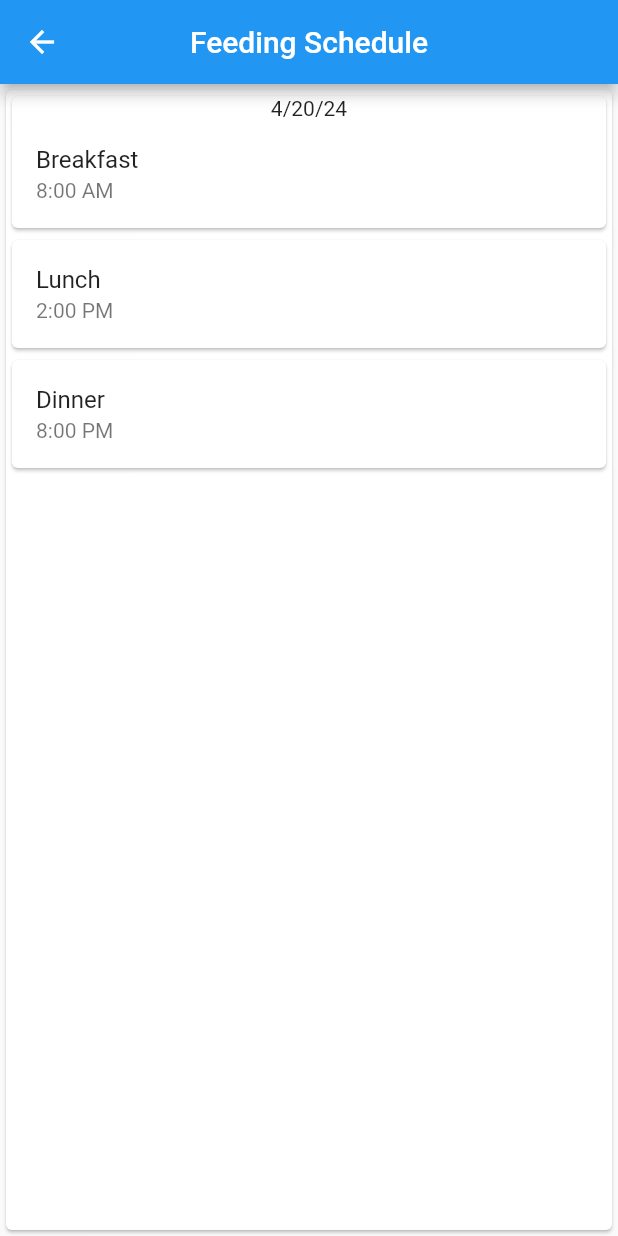
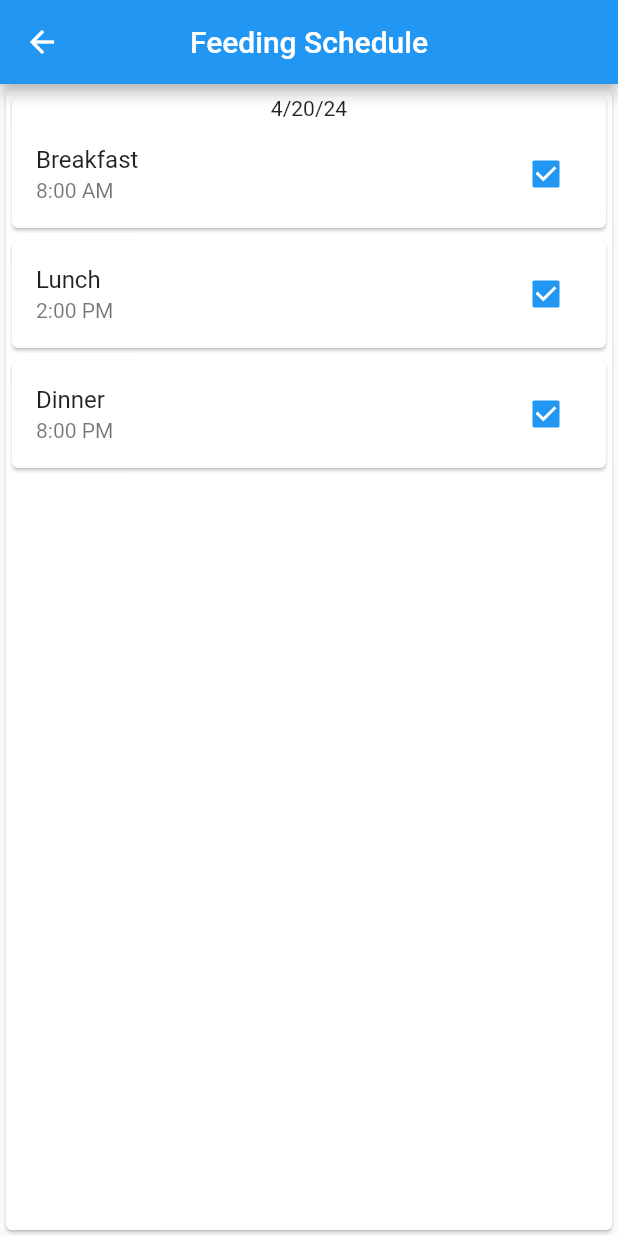
Before and after one commit to PetBite/app, a Flutter app: the FeedingSchedulePage screen opened directly, on a phone screen of 412 x 824 dp. Run offline on Flutter 3.47's test engine with Material 2 defaults, Android fonts, the phone set to English and light mode, and no system bars; generated files the repository leaves out were written again.

Commit message:
Added checkbox to feeding_card and fix login

```diff
--- a/lib/components/feeding_card.dart
+++ b/lib/components/feeding_card.dart
@@ -8,47 +8,55 @@ class FeedingCard extends StatelessWidget {
     return Card(
       child: Center(
           child: ListView(
-          children: const [
+        children: [
           Card(
               child: Column(
             mainAxisSize: MainAxisSize.min,
             children: [
-                  Text(
+              const Text(
                 "4/20/24",
                 textAlign: TextAlign.center,
               ),
               ListTile(
-                    title: Text("Breakfast"),
-                    subtitle: Text("8:00 AM"),
+                title: const Text("Breakfast"),
+                subtitle: const Text("8:00 AM"),
+                trailing: Checkbox(
+                  value: true,
+                  onChanged: (value) {},
+                ),
               ),
             ],
-              )
-            ),
+          )),
           Card(
               child: Column(
             mainAxisSize: MainAxisSize.min,
             children: [
               ListTile(
-                      title: Text("Lunch"),
-                    subtitle: Text("2:00 PM"),
+                title: const Text("Lunch"),
+                subtitle: const Text("2:00 PM"),
+                trailing: Checkbox(
+                  value: true,
+                  onChanged: (value) {},
+                ),
               ),
             ],
-              )
-            ),
+          )),
           Card(
               child: Column(
             mainAxisSize: MainAxisSize.min,
             children: [
               ListTile(
-                      title: Text("Dinner"),
-                    subtitle: Text("8:00 PM"),
+                title: const Text("Dinner"),
+                subtitle: const Text("8:00 PM"),
+                trailing: Checkbox(
+                  value: true,
+                  onChanged: (value) {},
+                ),
               ),
             ],
-              )
-            )
+          ))
         ],
-        )
-      ),
+      )),
     );
   }
 }
--- a/lib/pages/login/login.dart
+++ b/lib/pages/login/login.dart
@@ -70,14 +70,16 @@ class _LoginPageState extends State<LoginPage> {
                   padding:
                       const EdgeInsets.symmetric(horizontal: 140, vertical: 16),
                 ),
-              child: const Text(
+                child: const FittedBox(
+                  fit: BoxFit.fitWidth,
+                  child: Text(
                     'Login',
                     style: TextStyle(
                       fontWeight: FontWeight.bold,
                       fontSize: 20,
                     ),
                   ),
-            ),
+                )),
           ),
           Row(
             mainAxisAlignment: MainAxisAlignment.center,
```
Lines whose indentation alone changed are shown as unchanged.
